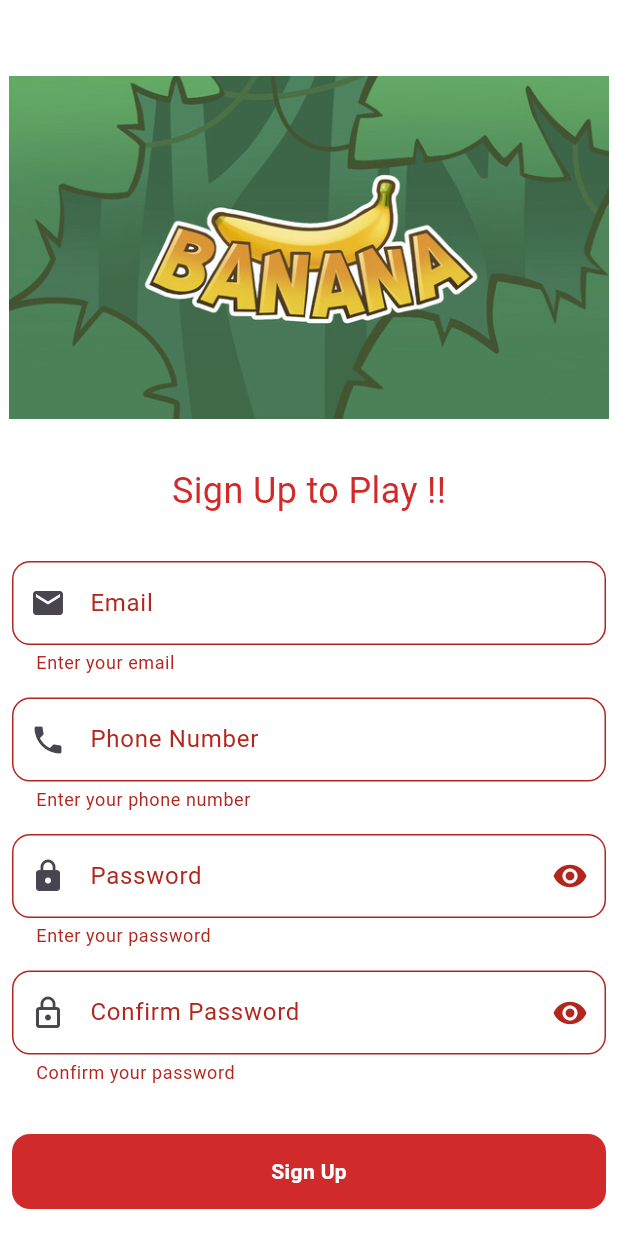
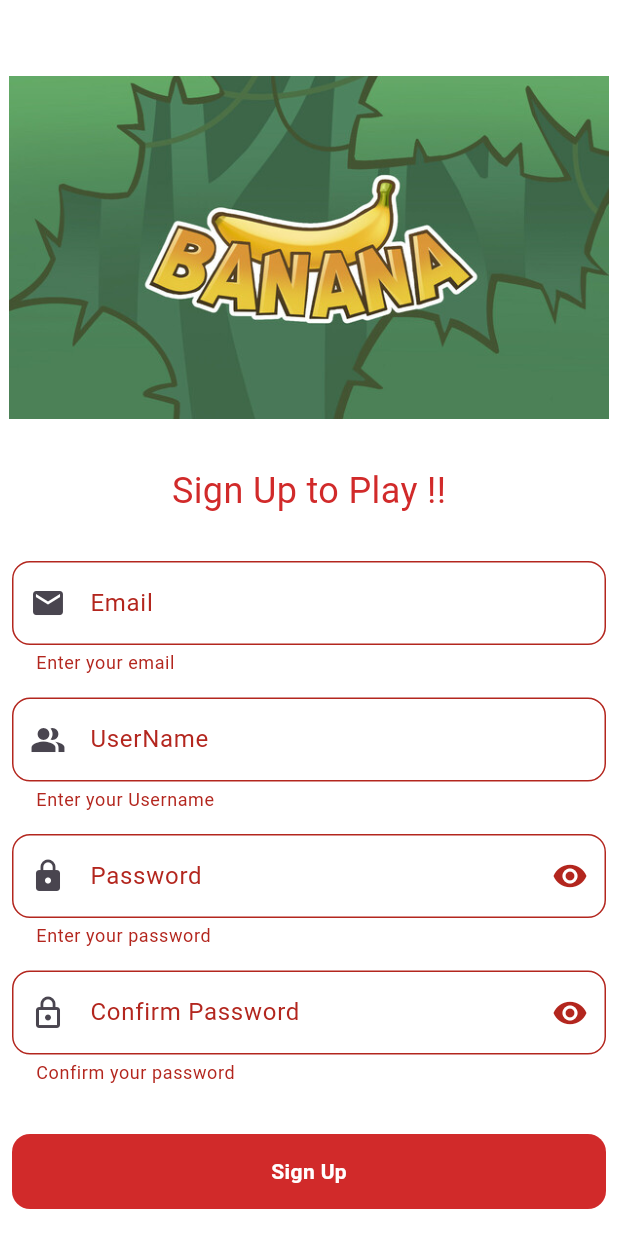
Before and after one commit to Pakhrin007/Game, a Flutter app: the SignupScreen screen opened by its route, after a tap on "Sign Up", on a phone screen of 412 x 824 dp. Run offline on Flutter 3.47's test engine with Material 3 defaults, Android fonts, the phone set to English and light mode, and no system bars; our stand-ins replace cloud_firestore, firebase_auth, firebase_core, get, velocity_x; accounts and stored records are empty; network calls fail; Roboto replaces fonts that are missing (Poppins, libertin).

Commit message:
banana game completed

```diff
--- a/banana/lib/main.dart
+++ b/banana/lib/main.dart
@@ -1,6 +1,5 @@
 
 import 'package:banana/wrapper_screen.dart';
-import 'package:firebase_auth/firebase_auth.dart';
 import 'package:firebase_core/firebase_core.dart';
 import 'package:flutter/material.dart';
 import 'package:get/get_navigation/src/root/get_material_app.dart';
@@ -28,7 +27,7 @@ class MyApp extends StatelessWidget {
       theme: AppTheme.lightTheme,
       routes: AppRoutes.routes,
       debugShowCheckedModeBanner: false,
-      home: const WrapperScreen(), // ✅ Only this, no initialRoute
+      home: const WrapperScreen(),
     );
   }
 }
--- a/banana/lib/screens/login_screen.dart
+++ b/banana/lib/screens/login_screen.dart
@@ -41,7 +41,6 @@ class _LoginScreenState extends State<LoginScreen> {
         );
       }
 
-      // ✅ Do NOT navigate manually. The WrapperScreen listens for auth changes.
     } on FirebaseAuthException catch (e) {
       String message = 'Login failed. Please try again.';
       switch (e.code) {
@@ -136,8 +135,7 @@ class _LoginScreenState extends State<LoginScreen> {
                       .color(Colors.blue)
                       .make()
                       .px(5)
-                      .onInkTap(() => Navigator.pushReplacementNamed(
-                          context, AppRoutes.signup)),
+                      .onInkTap(() => Get.offNamed(AppRoutes.signup)),
                 ],
               ),
             ],
--- a/banana/lib/screens/signup_screen.dart
+++ b/banana/lib/screens/signup_screen.dart
@@ -4,6 +4,8 @@ import 'package:firebase_auth/firebase_auth.dart';
 import 'package:flutter/material.dart';
 import 'package:get/get.dart';
 import 'package:velocity_x/velocity_x.dart';
+import 'package:cloud_firestore/cloud_firestore.dart';
+
 
 class SignupScreen extends StatefulWidget {
   const SignupScreen({super.key});
@@ -18,56 +20,85 @@ class _SignupScreenState extends State<SignupScreen> {
   final _phoneController = TextEditingController();
   final _passwordController = TextEditingController();
   final _confirmPasswordController = TextEditingController();
+  final _nameController = TextEditingController();
   bool _isLoading = false;
   bool _obscurePassword = true;
   bool _obscureConfirmPassword = true;
 
   final FirebaseAuth _auth = FirebaseAuth.instance;
 
-  Future<void> _handleSignup() async {
+  Future<void> signUp(
+  TextEditingController password,
+  TextEditingController email,
+  TextEditingController name,
+) async {
   if (!_formKey.currentState!.validate()) return;
 
-    if (_passwordController.text != _confirmPasswordController.text) {
-      Get.snackbar("Error", "Passwords do not match",
-          backgroundColor: Colors.red, colorText: Colors.white);
-      return;
-    }
+  setState(() => _isLoading = true);
 
-    setState(() => _isLoading = true);
   try {
-      await _auth.createUserWithEmailAndPassword(
-        email: _emailController.text.trim(),
-        password: _passwordController.text.trim(),
+    UserCredential userCredential = await _auth.createUserWithEmailAndPassword(
+      email: email.text.trim(),
+      password: password.text.trim(),
     );
 
-      if (mounted) {
-        Get.snackbar("Success", "Signup successful!",
-            backgroundColor: Colors.green, colorText: Colors.white);
+    final User? user = userCredential.user;
+
+    if (user != null) {
+      // SAVE USER DATA TO FIRESTORE
+      await FirebaseFirestore.instance
+          .collection("users")
+          .doc(user.uid)
+          .set({
+        "uid": user.uid,
+        "email": email.text.trim(),
+        "name": name.text.trim(),
+        "createdAt": Timestamp.now(),
+        "points":0,
+      });
+
+      Get.snackbar(
+        "Success",
+        "Account created! Welcome, ${name.text.trim()}!",
+        backgroundColor: Colors.green,
+        colorText: Colors.white,
+      );
+
+      // Navigate after success (adjust route as needed)
+      Get.offAllNamed(AppRoutes.home);  // Or wherever you want to go
     }
-
-      // ✅ WrapperScreen listens for auth changes and will redirect automatically.
   } on FirebaseAuthException catch (e) {
-      String message = 'Signup failed. Please try again.';
-      if (e.code == 'email-already-in-use') message = 'Email already in use.';
-      if (e.code == 'invalid-email') message = 'Invalid email format.';
-      if (e.code == 'weak-password') message = 'Weak password.';
-
-      Get.snackbar("Error", message,
-          backgroundColor: Colors.red, colorText: Colors.white);
+    String errorMsg = "Signup failed";
+    switch (e.code) {
+      case 'weak-password':
+        errorMsg = 'Password is too weak. Use at least 6 characters.';
+        break;
+      case 'email-already-in-use':
+        errorMsg = 'Email is already registered. Try logging in.';
+        break;
+      default:
+        errorMsg = e.message ?? errorMsg;
+    }
+    Get.snackbar("Error", errorMsg, backgroundColor: Colors.red, colorText: Colors.white);
   } finally {
-      if (mounted) setState(() => _isLoading = false);
+    setState(() => _isLoading = false);
   }
 }
 
+// Add this new method
+void _handleSignup() {
+  signUp(_passwordController, _emailController, _nameController);
+}
+
+// In dispose(), update to dispose the new controller
 @override
 void dispose() {
   _emailController.dispose();
-    _phoneController.dispose();
+  _nameController.dispose();  // Replace _phoneController.dispose()
   _passwordController.dispose();
   _confirmPasswordController.dispose();
   super.dispose();
 }
-
   @override
   Widget build(BuildContext context) {
     return Scaffold(
@@ -101,10 +132,10 @@ class _SignupScreenState extends State<SignupScreen> {
               15.heightBox,
               _buildTextField(
                 controller: _phoneController,
-                icon: Icons.phone,
-                label: 'Phone Number',
+                icon: Icons.people_alt,
+                label: 'UserName',
                 validator: (v) =>
-                    v == null || v.isEmpty ? 'Enter your phone number' : null,
+                    v == null || v.isEmpty ? 'Enter your Username' : null,
               ),
               15.heightBox,
               _buildTextField(
@@ -133,8 +164,9 @@ class _SignupScreenState extends State<SignupScreen> {
                 obscureText: _obscureConfirmPassword,
                 validator: (v) {
                   if (v == null || v.isEmpty) return 'Confirm your password';
-                  if (v != _passwordController.text)
+                  if (v != _passwordController.text) {
                     return 'Passwords do not match';
+                  }
                   return null;
                 },
                 suffixIcon: IconButton(
@@ -161,8 +193,7 @@ class _SignupScreenState extends State<SignupScreen> {
                       .color(Colors.blue)
                       .make()
                       .px(5)
-                      .onInkTap(() => Navigator.pushReplacementNamed(
-                          context, AppRoutes.login)),
+                      .onInkTap(() => Get.offNamed(AppRoutes.login)),
                 ],
               ),
             ],
```
Also changed, not shown: banana/lib/screens/leaderBoard_screen.dart (+34 -45 lines), banana/lib/screens/puzzle_screen.dart (+32 -3 lines), banana/lib/widgets/drawer.dart (+35 -8 lines), banana/pubspec.lock, 1 other file. Lines whose indentation alone changed are shown as unchanged.
